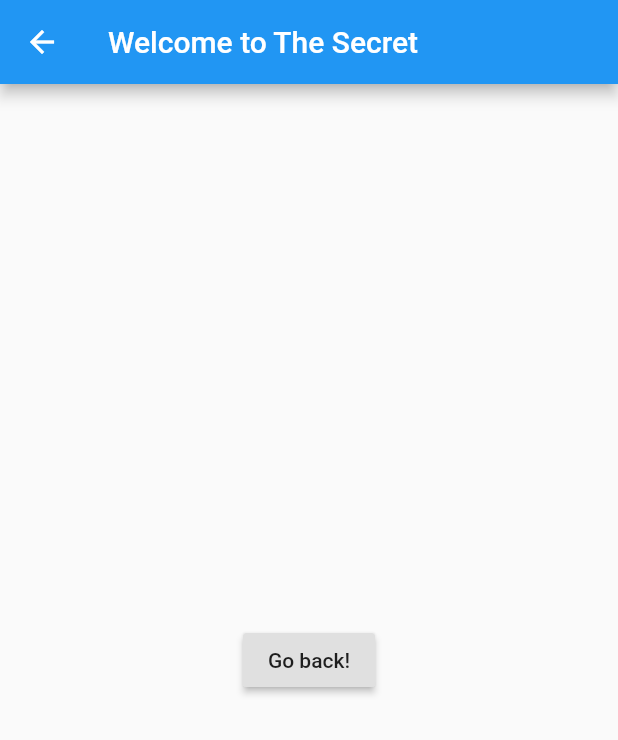
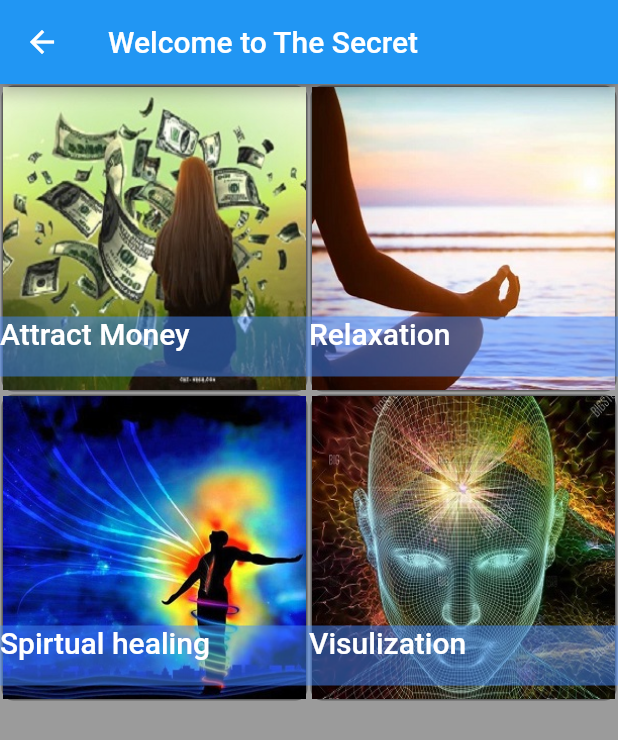
Before and after one commit to sunilpanchani/the_secret_flutter_app, a Flutter app: the HomeScreen screen opened directly, on a phone screen of 412 x 824 dp. Shown: the top 740 px of the screen. Run offline on Flutter 3.47's test engine with Material 2 defaults, Android fonts, the phone set to English and light mode, and no system bars.

Commit message:
Home Page Ready with Click Event

```diff
--- /dev/null
+++ b/lib/screens/detail_pages/attract_money.dart
@@ -0,0 +1,15 @@
+import 'package:flutter/material.dart';
+
+class AttractMoney extends StatelessWidget{
+  @override
+  Widget build(BuildContext context) {
+    return Material(
+      child: Scaffold(
+        appBar: AppBar(
+          title: Text('Attract Money'),
+        ),
+        body: Center(child: Text('Hello Attract Money'),),
+      ),
+    );
+  }
+}
--- a/lib/screens/home/home_screen.dart
+++ b/lib/screens/home/home_screen.dart
@@ -1,20 +1,14 @@
 import 'package:flutter/material.dart';
+import 'package:the_secret/screens/home/menu_organizer.dart';
 
 class HomeScreen extends StatelessWidget {
-   @override
+  @override
   Widget build(BuildContext context) {
     return Scaffold(
       appBar: AppBar(
         title: Text("Welcome to The Secret"),
       ),
-      body: Center(
-        child: RaisedButton(
-          onPressed: () {
-            Navigator.pop(context);
-          },
-          child: Text('Go back!'),
-        ),
-      ),
+      body: MenuOrganizer(context),
     );
   }
 }
--- /dev/null
+++ b/lib/screens/home/menu_organizer.dart
@@ -0,0 +1,98 @@
+import 'package:flutter/material.dart';
+import '../detail_pages/attract_money.dart';
+
+class MenuOrganizer extends StatelessWidget {
+  static const ImageName = [
+    'attract_money.jpg',
+    'relaxation.jpg',
+    'spirtual_healing.jpg',
+    'visulization.jpg',
+  ];
+  static const Title = [
+    'Attract Money',
+    'Relaxation',
+    'Spirtual healing',
+    'Visulization'
+  ];
+
+  final BuildContext _context;
+  MenuOrganizer(this._context);
+  @override
+  Widget build(BuildContext context) {
+    return _buildImageColumn();
+  }
+
+  Widget _buildImageColumn() => Container(
+        decoration: BoxDecoration(
+          color: Colors.black38,
+        ),
+        child: Column(
+          children: [
+            _buildImageRow(1),
+            _buildImageRow(3),
+          ],
+        ),
+      );
+  Widget _buildImageRow(int imageIndex) => Row(
+        children: [
+          _buildDecoratedImage(imageIndex),
+          // Text('Test tech'),
+          _buildDecoratedImage(imageIndex + 1),
+        ],
+      );
+
+  Widget _buildDecoratedImage(int imageIndex) => Expanded(
+        child: Stack(
+          children: <Widget>[
+            GestureDetector(
+              onTap: () {
+                _openDetailPage(imageIndex);
+              },
+              child: Container(
+                decoration: BoxDecoration(
+                  border: Border.all(width: 1, color: Colors.black38),
+                  borderRadius:
+                      const BorderRadius.all(const Radius.circular(8)),
+                ),
+                margin: const EdgeInsets.all(1),
+                child: Image.asset(
+                  'assets/home_screen/home$imageIndex.jpg',
+                  fit: BoxFit.cover,
+                ),
+                //padding: EdgeInsets.fromLTRB(0, 155.0, 0,0),
+              ),
+            ),
+            GestureDetector(
+              onTap: () {
+                _openDetailPage(imageIndex);
+              },
+              child: Padding(
+                padding: EdgeInsets.fromLTRB(0, 155.0, 0, 0),
+                child: Container(
+                  decoration:
+                      BoxDecoration(color: Colors.blueAccent.withOpacity(0.5)),
+                  height: 40.0,
+                  width: 250.0,
+                  child: Text(Title[imageIndex - 1],
+                      overflow: TextOverflow.ellipsis,
+                      maxLines: 1,
+                      style: Theme.of(_context)
+                          .textTheme
+                          .title
+                          .copyWith(color: Colors.white)),
+                ),
+              ),
+            ),
+          ],
+        ),
+      );
+
+  void _openDetailPage(int imageIndex) {
+    switch(imageIndex){
+      case 1: Navigator.push(_context,MaterialPageRoute(builder: (context) => AttractMoney()));
+              break;
+      case 2: Navigator.push(_context,MaterialPageRoute(builder: (context) => AttractMoney()));
+              break;
+      }
+  }
+}
--- a/pubspec.yaml
+++ b/pubspec.yaml
@@ -43,7 +43,7 @@
   # To add assets to your application, add an assets section, like this:
   assets:
     - assets/
-  #  - images/a_dot_ham.jpeg
+    - assets/home_screen/
 
   # An image asset can refer to one or more resolution-specific "variants", see
   # https://flutter.dev/assets-and-images/#resolution-aware.
```
Also changed, not shown: assets/home_screen/home1.jpg (added), assets/home_screen/home2.jpg (added), assets/home_screen/home3.jpg (added), assets/home_screen/home4.jpg (added), assets/money_energy.jpg (added).
